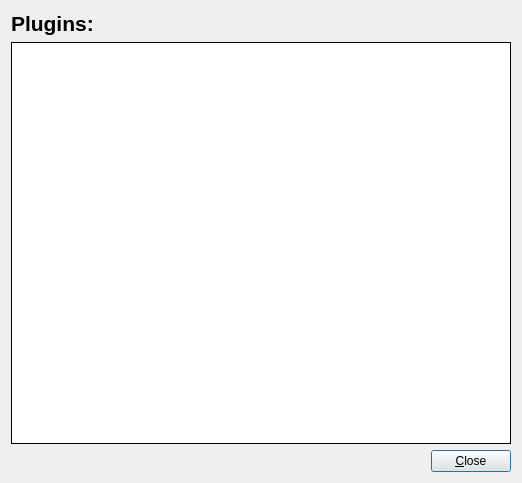
This is application/aboutplugins.ui in jkriege2/QuickFit3 as Qt 5 draws it before an edit. The edited form follows.
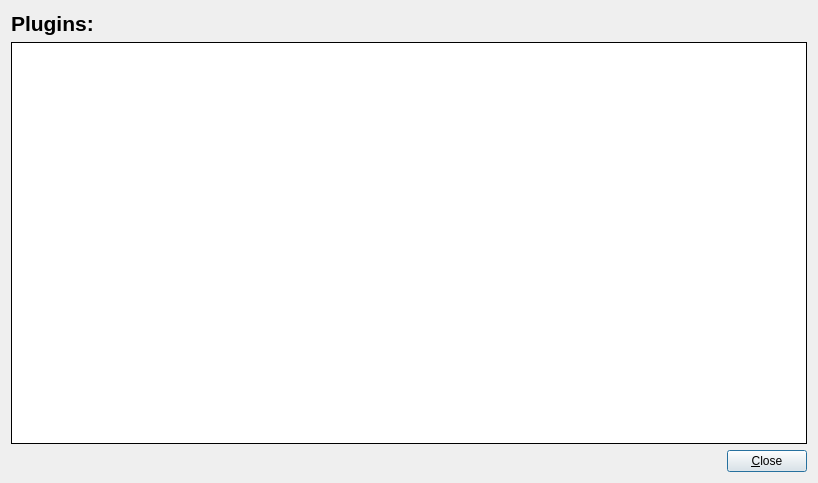
This is the edited form.

Diff of the .ui file:
```diff
--- a/application/aboutplugins.ui
+++ b/application/aboutplugins.ui
@@ -9,7 +9,7 @@
    <rect>
     <x>0</x>
     <y>0</y>
-    <width>522</width>
+    <width>818</width>
     <height>483</height>
    </rect>
   </property>
```
